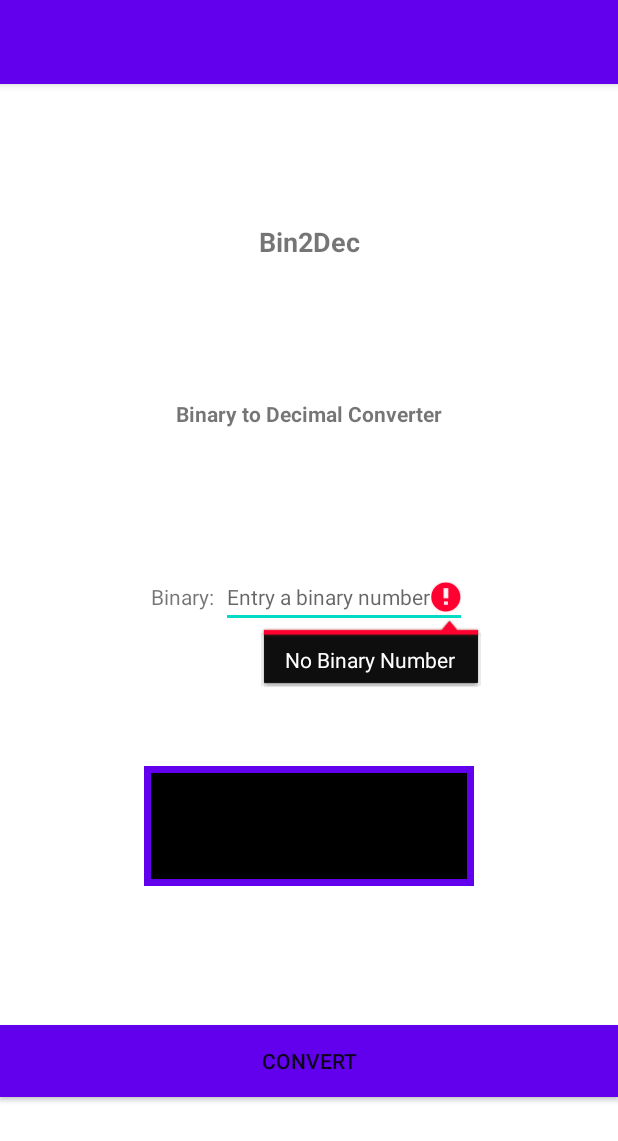
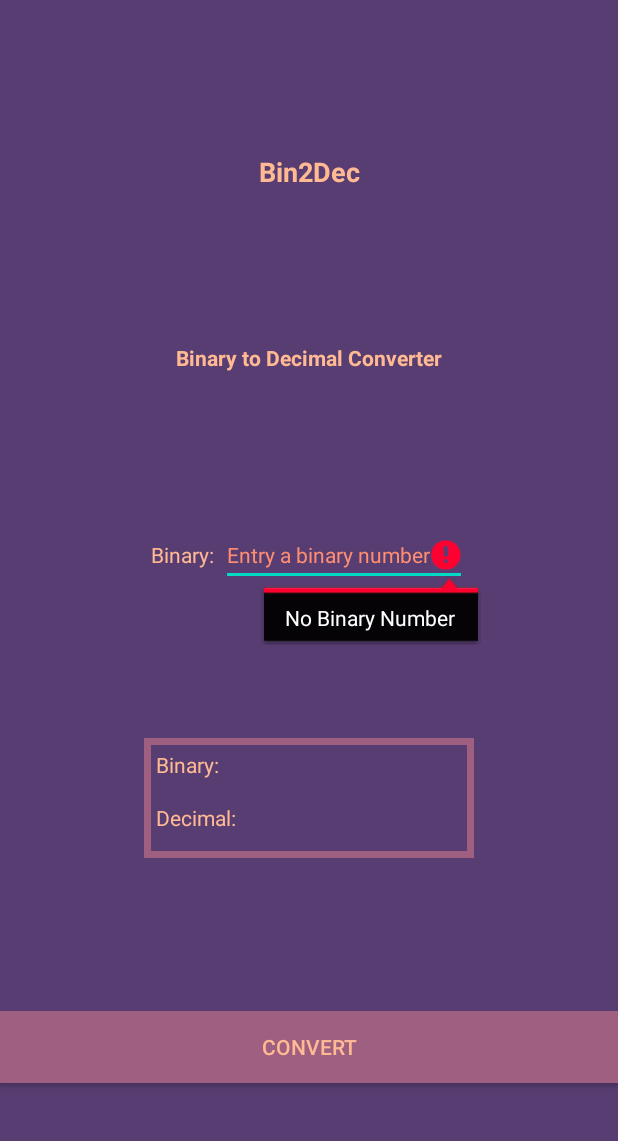
Before and after one commit to OScheer/Bin2Dec, an Android app: the screen it shows after launch (MainActivity), on a phone screen of 412 x 824 dp. Shown: the top 1141 px of the screen. Run offline under Robolectric (Android 15) with nearby library versions, the light colour scheme and no system bars.

Commit message:
color correction

```diff
--- a/app/src/main/java/com/example/bin2dec/MainActivity.kt
+++ b/app/src/main/java/com/example/bin2dec/MainActivity.kt
@@ -27,7 +27,7 @@ class MainActivity : AppCompatActivity() {
         super.onCreate(savedInstanceState)
         setContentView(R.layout.activity_main)
 
-        supportActionBar!!.setDisplayShowTitleEnabled(false)
+        supportActionBar!!.hide()
 
         inputText.validate("No Binary Number") { input -> input.isValidBinary() }
 
--- a/app/src/main/res/drawable/border.xml
+++ b/app/src/main/res/drawable/border.xml
@@ -2,12 +2,12 @@
 <layer-list xmlns:android="http://schemas.android.com/apk/res/android">
     <item>
         <shape android:shape="rectangle">
-            <solid android:color="@color/design_default_color_primary" />
+            <solid android:color="@color/purple_700" />
         </shape>
     </item>
     <item android:left="5dp" android:right="5dp"  android:top="5dp" android:bottom="5dp">
         <shape android:shape="rectangle">
-            <solid android:color="@color/black" />
+            <solid android:color="@color/purple_500" />
         </shape>
     </item>
 </layer-list>
--- a/app/src/main/res/layout/activity_main.xml
+++ b/app/src/main/res/layout/activity_main.xml
@@ -4,6 +4,7 @@
     xmlns:tools="http://schemas.android.com/tools"
     android:layout_width="match_parent"
     android:layout_height="match_parent"
+    android:background="@color/purple_500"
     tools:context=".MainActivity">
 
     <TextView
@@ -51,6 +52,7 @@
             android:layout_width="wrap_content"
             android:layout_height="wrap_content"
             android:hint="@string/hint"
+            android:textColorHint="@color/appricot"
             android:importantForAutofill="no"
             android:inputType="number"
             android:maxLength="17"
@@ -116,8 +118,9 @@
         style="@style/Widget.AppCompat.Button"
         android:layout_width="match_parent"
         android:layout_height="wrap_content"
-        android:background="@color/design_default_color_primary"
+        android:background="@color/purple_700"
         android:text="@string/button_text"
+        android:textColor="@color/orange"
         app:layout_constraintBottom_toBottomOf="parent"
         app:layout_constraintLeft_toLeftOf="parent"
         app:layout_constraintRight_toRightOf="parent"
--- a/app/src/main/res/values/colors.xml
+++ b/app/src/main/res/values/colors.xml
@@ -1,10 +1,12 @@
 <?xml version="1.0" encoding="utf-8"?>
 <resources>
     <color name="purple_200">#FFBB86FC</color>
-    <color name="purple_500">#FF6200EE</color>
-    <color name="purple_700">#FF3700B3</color>
+    <color name="purple_500">#583d72</color>
+    <color name="purple_700">#9f5f80</color>
     <color name="teal_200">#FF03DAC5</color>
     <color name="teal_700">#FF018786</color>
     <color name="black">#FF000000</color>
     <color name="white">#FFFFFFFF</color>
+    <color name="orange">#ffba93</color>
+    <color name="appricot">#ff8e71</color>
 </resources>
--- a/app/src/main/res/values/themes.xml
+++ b/app/src/main/res/values/themes.xml
@@ -17,14 +17,17 @@
     <style name="Title">
         <item name="android:textSize">18sp</item>
         <item name="android:textStyle">bold</item>
+        <item name="android:textColor">@color/orange</item>
     </style>
 
     <style name="Text">
         <item name="android:textSize">14sp</item>
+        <item name="android:textColor">@color/orange</item>
     </style>
 
     <style name="Text_Bold">
         <item name="android:textSize">14sp</item>
         <item name="android:textStyle">bold</item>
+        <item name="android:textColor">@color/orange</item>
     </style>
 </resources>
```
